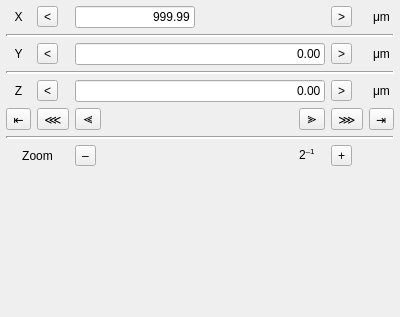
Qt form src/view/Navigation.ui (wagenadl/sbemviewer) before a commit.
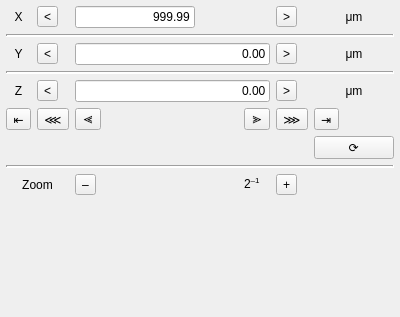
The same form after that commit.

The edit to the form file:
```diff
--- a/src/view/Navigation.ui
+++ b/src/view/Navigation.ui
@@ -104,7 +104,7 @@
      </property>
     </widget>
    </item>
-   <item row="7" column="0" colspan="2">
+   <item row="8" column="0" colspan="2">
     <widget class="QLabel" name="label_7">
      <property name="text">
       <string>Zoom</string>
@@ -152,7 +152,7 @@
      </property>
     </widget>
    </item>
-   <item row="6" column="0" colspan="7">
+   <item row="7" column="0" colspan="7">
     <widget class="Line" name="line">
      <property name="lineWidth">
       <number>2</number>
@@ -292,7 +292,7 @@
      </property>
     </widget>
    </item>
-   <item row="7" column="2">
+   <item row="8" column="2">
     <widget class="QToolButton" name="zoomout">
      <property name="text">
       <string>–</string>
@@ -319,7 +319,7 @@
      </property>
     </widget>
    </item>
-   <item row="8" column="0">
+   <item row="9" column="0">
     <spacer name="verticalSpacer">
      <property name="orientation">
       <enum>Qt::Vertical</enum>
@@ -332,14 +332,14 @@
      </property>
     </spacer>
    </item>
-   <item row="7" column="5">
+   <item row="8" column="5">
     <widget class="QToolButton" name="zoomin">
      <property name="text">
       <string>+</string>
      </property>
     </widget>
    </item>
-   <item row="7" column="4">
+   <item row="8" column="4">
     <widget class="QLabel" name="zoom">
      <property name="text">
       <string>2&lt;sup&gt;–1&lt;/sup&gt;</string>
@@ -349,6 +349,26 @@
      </property>
     </widget>
    </item>
+   <item row="6" column="6">
+    <widget class="QPushButton" name="autoupdate">
+     <property name="text">
+      <string>⟳</string>
+     </property>
+     <property name="checkable">
+      <bool>true</bool>
+     </property>
+     <property name="checked">
+      <bool>false</bool>
+     </property>
+    </widget>
+   </item>
+   <item row="6" column="0" colspan="6">
+    <widget class="QLabel" name="updateinfo">
+     <property name="text">
+      <string/>
+     </property>
+    </widget>
+   </item>
   </layout>
  </widget>
  <tabstops>
```
